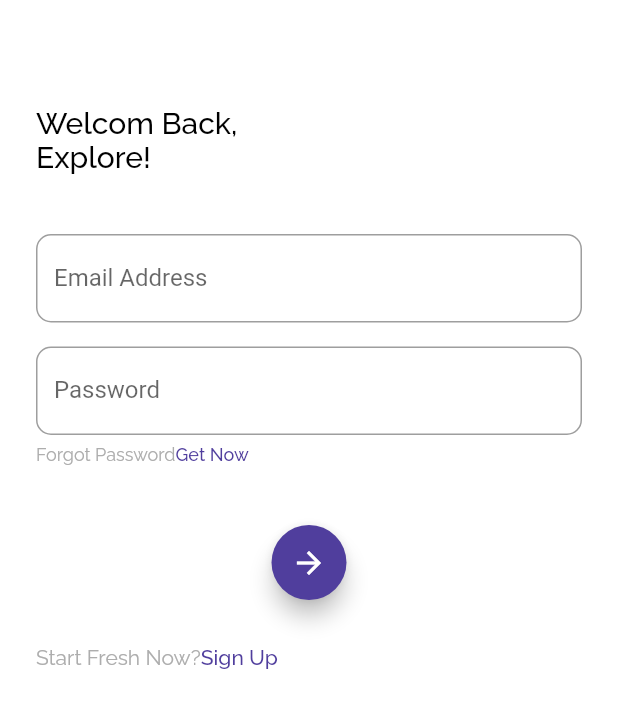
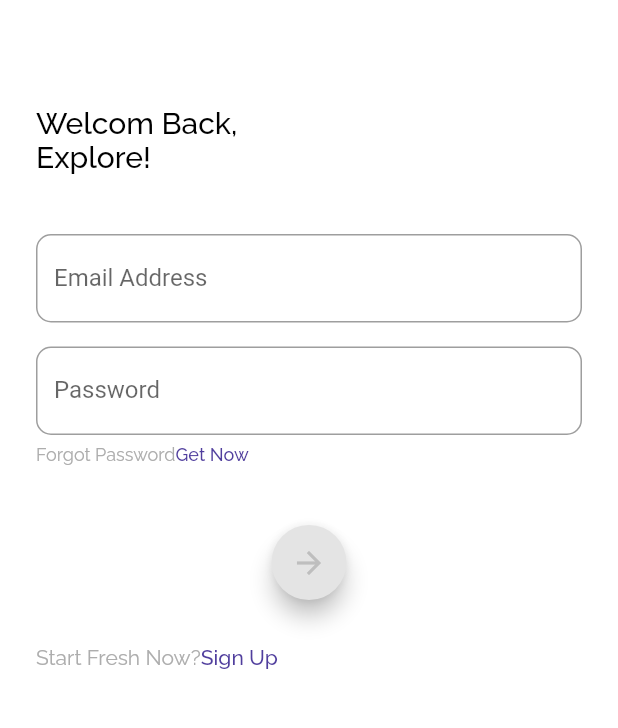
Before and after one commit to Sobrunj5/Movie, a Flutter app: the SignInpage screen opened directly, on a phone screen of 412 x 824 dp, the part 165-893 px from its top. Run offline on Flutter 3.47's test engine with Material 2 defaults, Android fonts, the phone set to English and light mode, and no system bars; our stand-ins replace bloc, cloud_firestore, email_validator, equatable, firebase_auth, flutter_bloc and 1 more; accounts and stored records are empty.

Commit message:
login page

```diff
--- a/lib/ui/pages/pages.dart
+++ b/lib/ui/pages/pages.dart
@@ -1,6 +1,7 @@
 import 'package:bwa_flutix/bloc/blocs.dart';
 import 'package:bwa_flutix/services/services.dart';
 import 'package:bwa_flutix/shared/shared.dart';
+import 'package:email_validator/email_validator.dart';
 import 'package:firebase_auth/firebase_auth.dart';
 import 'package:flutter/material.dart';
 import 'package:provider/provider.dart';
--- a/lib/ui/pages/sign_in_page.dart
+++ b/lib/ui/pages/sign_in_page.dart
@@ -24,7 +24,7 @@ class _SignInpageState extends State<SignInpage> {
       body: Container(
           padding: EdgeInsets.symmetric(horizontal: defaulMargin),
           child: ListView(
-            children: <Widget> [
+            children: <Widget>[
               Column(
                 mainAxisAlignment: MainAxisAlignment.center,
                 crossAxisAlignment: CrossAxisAlignment.start,
@@ -44,6 +44,11 @@ class _SignInpageState extends State<SignInpage> {
                     ),
                   ),
                   TextField(
+                    onChanged: (text) {
+                      setState(() {
+                        isEmailValid = EmailValidator.validate(text);
+                      });
+                    },
                     controller: emailController,
                     decoration: InputDecoration(
                       border: OutlineInputBorder(
@@ -56,6 +61,11 @@ class _SignInpageState extends State<SignInpage> {
                     height: 16,
                   ),
                   TextField(
+                    onChanged: (text) {
+                      setState(() {
+                        isPasswordValid = text.length >= 6;
+                      });
+                    },
                     controller: passwordController,
                     obscureText: true,
                     decoration: InputDecoration(
@@ -85,8 +95,15 @@ class _SignInpageState extends State<SignInpage> {
                       height: 50,
                       margin: EdgeInsets.only(top: 40, bottom: 30),
                       child: FloatingActionButton(
-                        child: Icon(Icons.arrow_forward),
-                        backgroundColor: mainColor,
+                        child: Icon(
+                          Icons.arrow_forward,
+                          color: isEmailValid && isPasswordValid
+                              ? Colors.white
+                              : Color(0xFFBEBEBE),
+                        ),
+                        backgroundColor: isEmailValid && isPasswordValid
+                            ? mainColor
+                            : Color(0xFFE4E4E4),
                         onPressed: () {},
                       ),
                     ),
--- a/pubspec.yaml
+++ b/pubspec.yaml
@@ -29,6 +29,7 @@ dependencies:
   provider: ^4.0.4
   flutter_bloc: ^3.2.0
   google_fonts: ^0.3.10
+  email_validator: ^1.0.4
 
 
   # The following adds the Cupertino Icons font to your application.
```
Also changed, not shown: pubspec.lock.
